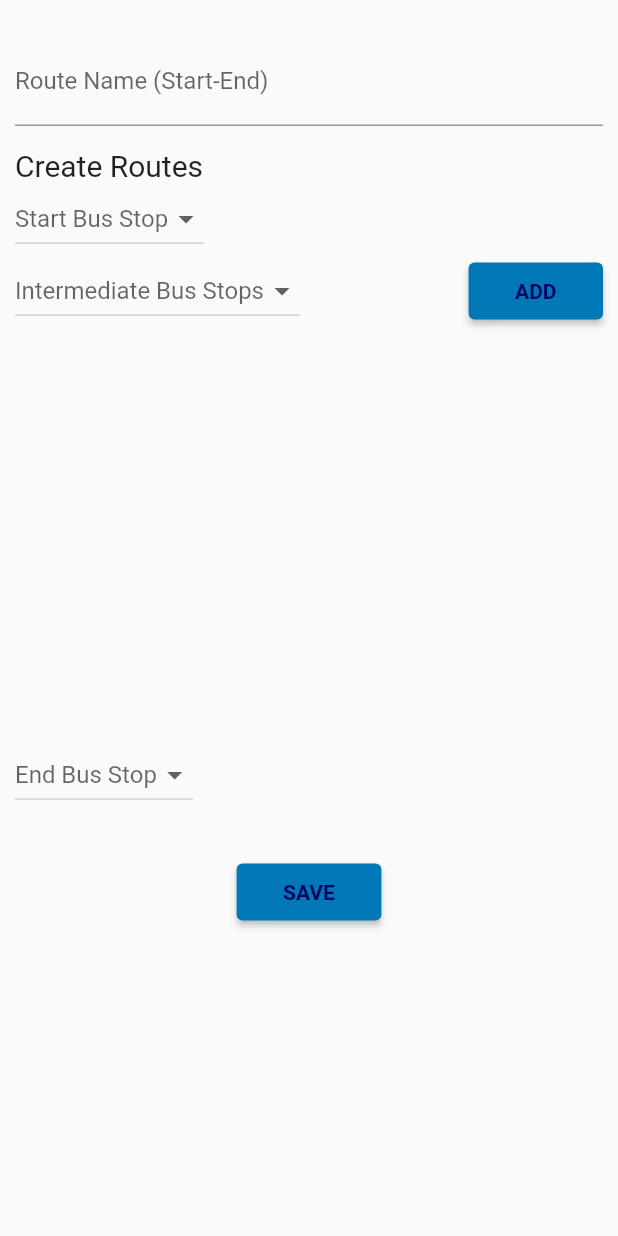
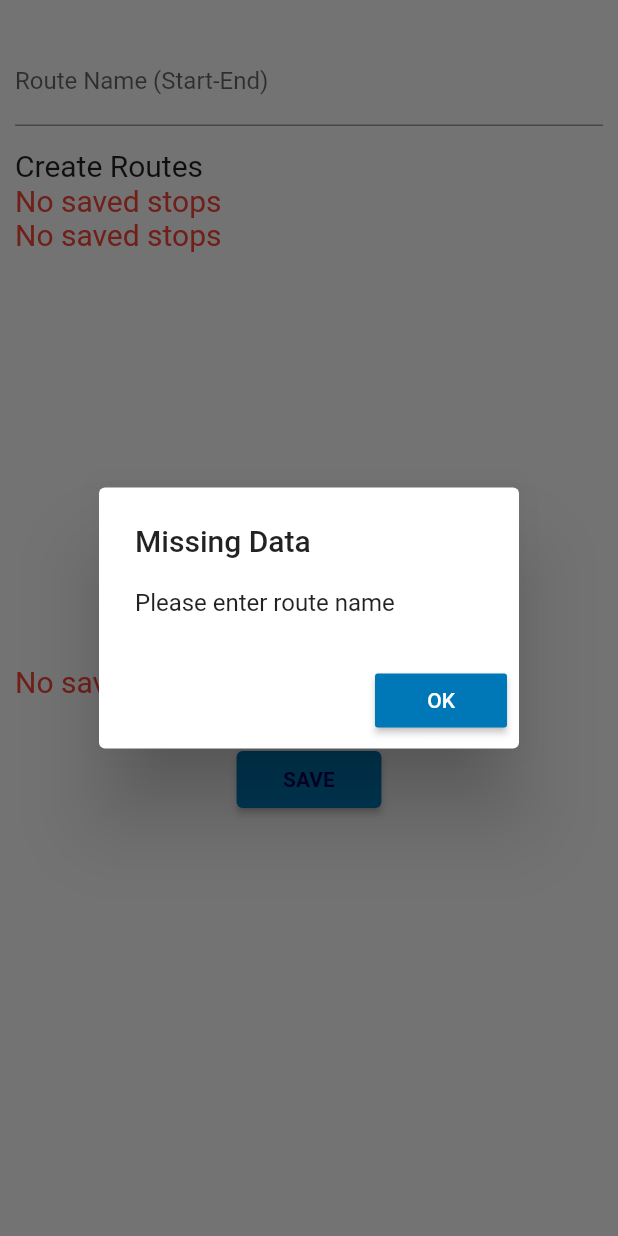
Before and after one commit to GoaBus-Project/GoaBus, a Flutter app: the RouteForm widget shown alone on an empty page, opened directly, after a tap on "SAVE", on a phone screen of 412 x 824 dp. Run offline on Flutter 3.47's test engine with Material 2 defaults, Android fonts, the phone set to English and light mode, and no system bars; our stand-ins replace cloud_firestore, firebase_auth, firebase_core, google_maps_flutter; missing offline and left inert: smooth_scroll_web; accounts and stored records are empty.

Commit message:
routes complete (Firebase saving pending)

```diff
--- a/lib/components/forms/route_form.dart
+++ b/lib/components/forms/route_form.dart
@@ -1,6 +1,7 @@
 import 'package:flutter/material.dart';
 import 'package:goa_bus/common/alert_dialog_screen.dart';
 import 'package:goa_bus/constants/color_palette.dart';
+import 'package:goa_bus/constants/constants.dart';
 import 'package:goa_bus/providers/sidebar_providers/routes_provider.dart';
 import 'package:provider/provider.dart';
 import 'package:smooth_scroll_web/smooth_scroll_web.dart';
@@ -11,13 +12,18 @@ class RouteForm extends StatefulWidget {
 }
 
 class _RouteFormState extends State<RouteForm> {
-  List<String> example=["stop1","stop2","stop3"];
   List<String> intermediateStops = [];
+
+  @override
+  void initState() {
+    final prov = Provider.of<RoutesProvider>(context, listen: false);
+    prov.init();
+    prov.getStops();
+    super.initState();
+  }
+
   @override
   Widget build(BuildContext context) {
-    String selectedStartStop;
-    String selectedIntermediateStop;
-    String selectedEndStop;
     final ScrollController _scrollController = ScrollController();
     return Consumer<RoutesProvider>(
       builder: (context, routesProv, _) {
@@ -34,8 +40,8 @@ class _RouteFormState extends State<RouteForm> {
                       border: UnderlineInputBorder(),
                       labelText: "Route Name (Start-End)",
                     ),
-                    onChanged: (number) {
-                      // routesProv.routesData.busNo = number;
+                    onChanged: (value) {
+                      routesProv.route.name = value;
                     },
                   ),
                   SizedBox(height: 15),
@@ -52,16 +58,19 @@ class _RouteFormState extends State<RouteForm> {
                   Row(
                     mainAxisAlignment: MainAxisAlignment.start,
                     children: [
-                      DropdownButton<String>(
+                      routesProv.busStops.isEmpty?
+                          Text("No saved stops",
+                          style: TextStyle(
+                            color: Colors.red,
+                            fontSize: Constants.alertFontSize
+                          ))
+                      :DropdownButton<String>(
                         hint: Text("Start Bus Stop"),
-                        value: selectedStartStop,
+                        value: routesProv.route.start.stopName,
                         onChanged: (String value) {
-                          // busesProv.setRoute(value);
-                          setState(() {
-                            selectedStartStop = value;
-                          });
+                          routesProv.setStartStop(value);
                         },
-                        items: example.map((String route) {
+                        items: routesProv.busStops.map((String route) {
                           return DropdownMenuItem<String>(
                             value: route,
                             child: Row(
@@ -83,16 +92,19 @@ class _RouteFormState extends State<RouteForm> {
                       Row(
                         mainAxisAlignment: MainAxisAlignment.spaceBetween,
                         children: [
-                          DropdownButton<String>(
+                          routesProv.busStops.isEmpty?
+                          Text("No saved stops",
+                              style: TextStyle(
+                                  color: Colors.red,
+                                  fontSize: Constants.alertFontSize
+                              ))
+                          :DropdownButton<String>(
                             hint: Text("Intermediate Bus Stops"),
-                            value: selectedIntermediateStop,
+                            value: routesProv.selectedIntermediateStop,
                             onChanged: (String value) {
-                              // busesProv.setRoute(value);
-
-                                selectedIntermediateStop = value;
-
+                              routesProv.setIntermediateStop(value);
                             },
-                            items: example.map((String route) {
+                            items: routesProv.busStops.map((String route) {
                               return DropdownMenuItem<String>(
                                 value: route,
                                 child: Row(
@@ -108,25 +120,14 @@ class _RouteFormState extends State<RouteForm> {
                             }).toList(),
                           ),
 
-                          ElevatedButton(
+                          Visibility(
+                            visible: routesProv.selectedIntermediateStop != null,
+                            child: ElevatedButton(
                               style: ButtonStyle(
                                 backgroundColor: MaterialStateProperty.all<Color>(Palette.secondary),
                               ),
                               onPressed: () {
-                              // if(busesProv.tripsData.route != ""
-                              //     && busesProv.tripsData.route != null)
-                              //   busesProv.addRoute();
-                              // else
-                              //   showAlertDialog(
-                              //       context: context,
-                              //       title: "Alert",
-                              //       message: "Please select route"
-                              //   );
-
-                              setState(() {
-                                intermediateStops.add(selectedIntermediateStop);
-                              });
-
+                                routesProv.addIntermediateStop();
                               },
                               child: Padding(
                                 padding: const EdgeInsets.symmetric(horizontal: 15, vertical: 11),
@@ -140,6 +141,7 @@ class _RouteFormState extends State<RouteForm> {
                                 ),
                               ),
                             ),
+                          ),
                         ],
                       ),
                       Container(
@@ -148,14 +150,16 @@ class _RouteFormState extends State<RouteForm> {
                         child: SmoothScrollWeb(
                           controller: _scrollController,
                           child: Scrollbar(
-                            child: ListView.builder(
+                            child: routesProv.route.intermediate.stop == null?
+                            Container()
+                            :ListView.builder(
                                 shrinkWrap: true,
                                 physics: NeverScrollableScrollPhysics(),
                                 controller: _scrollController,
                                 scrollDirection: Axis.vertical,
-                                itemCount: intermediateStops.length,
+                                itemCount: routesProv.route.intermediate.stop.length??0,
                                 itemBuilder: (context, index) {
-                                  return intermediateStops.length==0?Text("Select Intermediate Stops"):Container(
+                                  return Container(
                                     child: Card(
                                       child: Row(
                                         mainAxisAlignment: MainAxisAlignment.spaceBetween,
@@ -163,7 +167,7 @@ class _RouteFormState extends State<RouteForm> {
                                           Padding(
                                             padding: const EdgeInsets.only(left: 10.0),
                                             child: Text(
-                                              intermediateStops[index],
+                                              routesProv.route.intermediate.stop[index].stopName,
                                               style: TextStyle(fontSize: 20.0),
                                             ),
                                           ),
@@ -172,7 +176,7 @@ class _RouteFormState extends State<RouteForm> {
                                             child: IconButton(
                                                 icon: Icon(Icons.delete),
                                                 onPressed: (){
-
+                                                  routesProv.removeIntermediateStop(index);
                                                 }
                                             ),
                                           )
@@ -190,16 +194,19 @@ class _RouteFormState extends State<RouteForm> {
                   Row(
                     mainAxisAlignment: MainAxisAlignment.start,
                     children: [
-                      DropdownButton<String>(
+                      routesProv.busStops.isEmpty?
+                      Text("No saved stops",
+                          style: TextStyle(
+                              color: Colors.red,
+                              fontSize: Constants.alertFontSize
+                          ))
+                      :DropdownButton<String>(
                         hint: Text("End Bus Stop"),
-                        value: selectedEndStop,
+                        value: routesProv.route.end.stopName,
                         onChanged: (String value) {
-                          // busesProv.setRoute(value);
-                          setState(() {
-                            selectedEndStop = value;
-                          });
+                          routesProv.setEndStop(value);
                         },
-                        items: example.map((String route) {
+                        items: routesProv.busStops.map((String route) {
                           return DropdownMenuItem<String>(
                             value: route,
                             child: Row(
@@ -222,30 +229,30 @@ class _RouteFormState extends State<RouteForm> {
                       backgroundColor: MaterialStateProperty.all<Color>(Palette.secondary),
                     ),
                     onPressed: () async {
-                      // String checkData = busesProv.checkData();
-                      // if(checkData == '') {
-                      //   if (await busesProv.saveRoutesData()) {
-                      //     busesProv.loading = false;
-                      //     Navigator.pop(context);
-                      //     return SnackBar(
-                      //       content: Text('Data saved'),
-                      //       backgroundColor: Palette.secondary,
-                      //     );
-                      //   } else {
-                      //     busesProv.loading = false;
-                      //     return showAlertDialog(
-                      //         context: context,
-                      //         title: 'Please try again',
-                      //         message: 'There was some problem while saving data'
-                      //     );
-                      //   }
-                      // } else {
-                      //   return showAlertDialog(
-                      //       context: context,
-                      //       title: 'Missing Data',
-                      //       message: checkData
-                      //   );
-                      // }
+                      String checkData = routesProv.checkData();
+                      if(checkData == 'success') {
+                        if (await routesProv.saveRoutesData()) {
+                          routesProv.loading = false;
+                          Navigator.pop(context);
+                          return SnackBar(
+                            content: Text('Data saved'),
+                            backgroundColor: Palette.secondary,
+                          );
+                        } else {
+                          routesProv.loading = false;
+                          return showAlertDialog(
+                              context: context,
+                              title: 'Please try again',
+                              message: 'There was some problem while saving data'
+                          );
+                        }
+                      } else {
+                        return showAlertDialog(
+                            context: context,
+                            title: 'Missing Data',
+                            message: checkData
+                        );
+                      }
                     },
                     child: Padding(
                       padding: const EdgeInsets.symmetric(horizontal: 15, vertical: 11),
@@ -260,24 +267,9 @@ class _RouteFormState extends State<RouteForm> {
                     ),
                   ),
                   SizedBox(height: 10),
-                  // busesProv.loading?
-                  // Row(
-                  //   mainAxisAlignment: MainAxisAlignment.center,
-                  //   children: [
-                  //     SizedBox(
-                  //         height: 15,
-                  //         width: 15,
-                  //         child: CircularProgressIndicator(backgroundColor: Palette.secondary)
-                  //     ),
-                  //     SizedBox(width: 10),
-                  //     Text(
-                  //       'Saving data..',
-                  //       style: TextStyle(
-                  //           color: Colors.green
-                  //       ),
-                  //     ),
-                  //   ],
-                  // ):Container(),
+                  routesProv.loading?
+                  CircularProgressIndicator(color: Palette.secondary)
+                      : Container(),
                 ],
               ),
             ),
--- a/lib/constants/constants.dart
+++ b/lib/constants/constants.dart
@@ -7,4 +7,7 @@ class Constants {
 
   static const String ROUTES_COLLECTION = 'Routes';
   static const String BUS_STOPS_COLLECTION = 'Bus Stops';
+  static const String INTERMEDIATE_STOPS_COLLECTION = 'Intermediate Stops';
+
+  static const double alertFontSize = 20;
 }
--- a/lib/models/routes_model.dart
+++ b/lib/models/routes_model.dart
@@ -11,10 +11,10 @@ class RoutesModel {
     this.routes,
   });
 
-  List<Route> routes;
+  List<BusRoute> routes;
 
   factory RoutesModel.fromJson(Map<String, dynamic> json) => RoutesModel(
-    routes: List<Route>.from(json["routes"].map((x) => Route.fromJson(x))),
+    routes: List<BusRoute>.from(json["routes"].map((x) => BusRoute.fromJson(x))),
   );
 
   Map<String, dynamic> toJson() => {
@@ -22,8 +22,8 @@ class RoutesModel {
   };
 }
 
-class Route {
-  Route({
+class BusRoute {
+  BusRoute({
     this.name,
     this.start,
     this.end,
@@ -33,21 +33,20 @@ class Route {
   String name;
   BusStop start;
   BusStop end;
-  List<Intermediate> intermediate;
+  Intermediate intermediate;
 
-  factory Route.fromJson(Map<String, dynamic> json) => Route(
+  factory BusRoute.fromJson(Map<String, dynamic> json) => BusRoute(
     name: json["name"],
     start: json["start"],
     end: json["end"],
-    intermediate:
-      List<Intermediate>.from(json["intermediate"].map((x) => Intermediate.fromJson(x)))??[],
+    intermediate: json["intermediate"],
   );
 
   Map<String, dynamic> toJson() => {
     "name": name,
     "start": start,
     "end": end,
-    "intermediate": List<dynamic>.from(intermediate.map((x) => x.toJson()))??[],
+    "intermediate": intermediate,
   };
 }
 
--- a/lib/providers/sidebar_providers/buses_provider.dart
+++ b/lib/providers/sidebar_providers/buses_provider.dart
@@ -1,12 +1,11 @@
 import 'package:flutter/material.dart';
 import 'package:goa_bus/models/routes_model.dart';
-import 'package:goa_bus/models/trips_model.dart';
 import 'package:goa_bus/repositories/routes_repository.dart';
 
 class BusesProvider with ChangeNotifier{
   RoutesModel routesData = RoutesModel();
-  List<TripsModel> tripsDataList = [];
-  TripsModel tripsData = TripsModel();
+
+  BusRoute route = BusRoute();
 
   bool loading = false;
 
@@ -19,9 +18,8 @@ class BusesProvider with ChangeNotifier{
     "route 4",
   ];
 
-  void init() {
-    tripsDataList = [];
-    tripsData.startTime = TimeOfDay(hour: 12, minute: 00);
+  /*void init() {
+    routes.startTime = TimeOfDay(hour: 12, minute: 00);
     tripsData.endTime = TimeOfDay(hour: 12, minute: 00);
   }
 
@@ -71,6 +69,6 @@ class BusesProvider with ChangeNotifier{
       loading = false;
       notifyListeners();
     });
-  }
+  }*/
 
 }
--- a/lib/providers/sidebar_providers/routes_provider.dart
+++ b/lib/providers/sidebar_providers/routes_provider.dart
@@ -1,4 +1,83 @@
 import 'package:flutter/material.dart';
+import 'package:goa_bus/models/routes_model.dart';
+import 'package:goa_bus/models/stops_model.dart';
+import 'package:goa_bus/repositories/bus_stops_repository.dart';
+import 'package:goa_bus/repositories/routes_repository.dart';
 
 class RoutesProvider with ChangeNotifier {
+  BusRoute route = BusRoute();
+
+  BusStopsModel busStopsModel = BusStopsModel();
+
+  List<String> busStops = [];
+
+  String selectedIntermediateStop;
+
+  bool loading = false;
+
+  init() {
+    busStops = [];
+    route.name = "";
+    route.start = BusStop();
+    route.intermediate = Intermediate();
+    route.intermediate.stop = [];
+    route.end = BusStop();
+  }
+
+  Future<void> getStops() async {
+    busStopsModel = await BusStopsRepository().fetchBusStops();
+    busStopsModel.busStops.forEach((element) {
+      busStops.add(element.stopName);
+    });
+    notifyListeners();
+  }
+
+  void setStartStop(String startStop) {
+    route.start = busStopsModel.busStops.firstWhere((element) =>
+      element.stopName == startStop);
+    notifyListeners();
+  }
+
+  void setIntermediateStop(String intermediateStop) {
+    selectedIntermediateStop = intermediateStop;
+    notifyListeners();
+  }
+
+  void addIntermediateStop() {
+    route.intermediate.stop.add(busStopsModel.busStops.firstWhere((element) =>
+      element.stopName == selectedIntermediateStop));
+    selectedIntermediateStop = null;
+    notifyListeners();
+  }
+
+  void removeIntermediateStop(int index) {
+    route.intermediate.stop.removeAt(index);
+    notifyListeners();
+  }
+
+  void setEndStop(String endStop) {
+    route.end = busStopsModel.busStops.firstWhere((element) =>
+    element.stopName == endStop);
+    notifyListeners();
+  }
+
+  String checkData() {
+    String message = "";
+    if(route.name == "") {
+      message = "Please enter route name";
+    } else if(route.start == null || route.end == null) {
+      message = "Please select start/end stop";
+    } else {
+      message = "success";
+    }
+    return message;
+  }
+
+  Future<bool> saveRoutesData() async {
+    return await RoutesRepository().saveRoutes(route).whenComplete(() {
+      loading = false;
+      notifyListeners();
+    });
+  }
+
 }
--- a/lib/repositories/bus_stops_repository.dart
+++ b/lib/repositories/bus_stops_repository.dart
@@ -20,7 +20,6 @@ class BusStopsRepository {
           success = true;
         })
         .onError((error, stackTrace) {
-          success = false;
           print("Failed to add stop: $error");
         });
     return success;
```
Also changed, not shown: lib/components/forms/bus_form.dart (+4 -4 lines), lib/repositories/routes_repository.dart (+22 -17 lines). Lines whose indentation alone changed are shown as unchanged.
